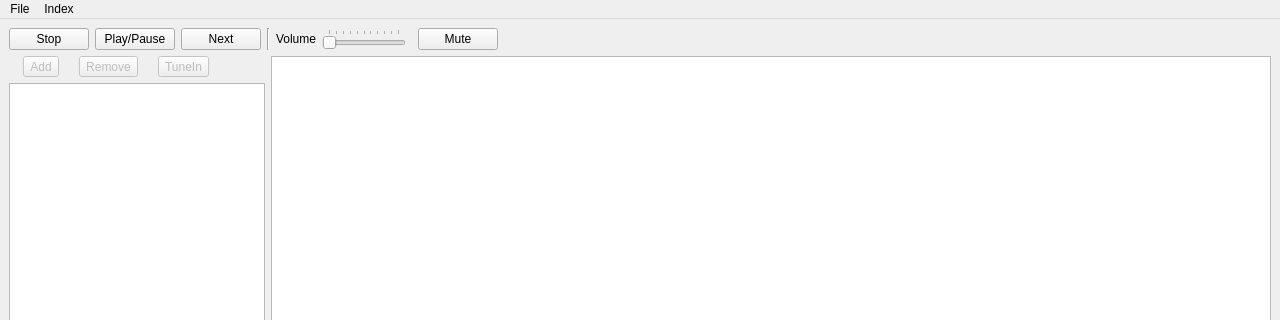
Old version of the form qt-client/dmp_client_gui.ui in the repository Roflincopter/dmp; both pictures show x 0 to 1280 and y 0 to 320 of the 1280 by 745 pixel window.
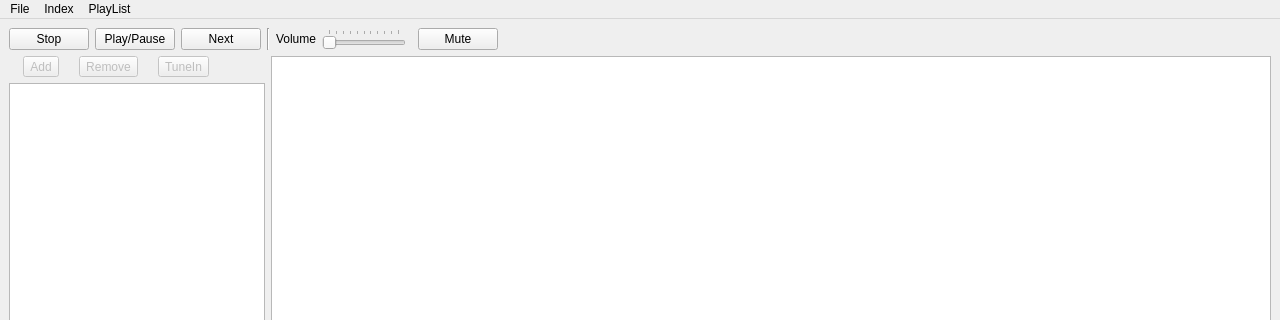
New version of the form. Custom widgets are drawn as their Qt base class.

Commit message: Fixed some annoying gui interactions.

What changed in the file:
```diff
--- a/qt-client/dmp_client_gui.ui
+++ b/qt-client/dmp_client_gui.ui
@@ -319,8 +319,15 @@
     </property>
     <addaction name="actionIndex_Folder"/>
    </widget>
+   <widget class="QMenu" name="menuPlayList">
+    <property name="title">
+     <string>PlayList</string>
+    </property>
+    <addaction name="actionQueueSelected"/>
+   </widget>
    <addaction name="menuFile"/>
    <addaction name="menuIndex"/>
+   <addaction name="menuPlayList"/>
   </widget>
   <widget class="QStatusBar" name="statusbar"/>
   <action name="actionExit">
```
Left out of the diff: 30 changed lines with no effect on the pictures. The commit also changes 6 other files.
